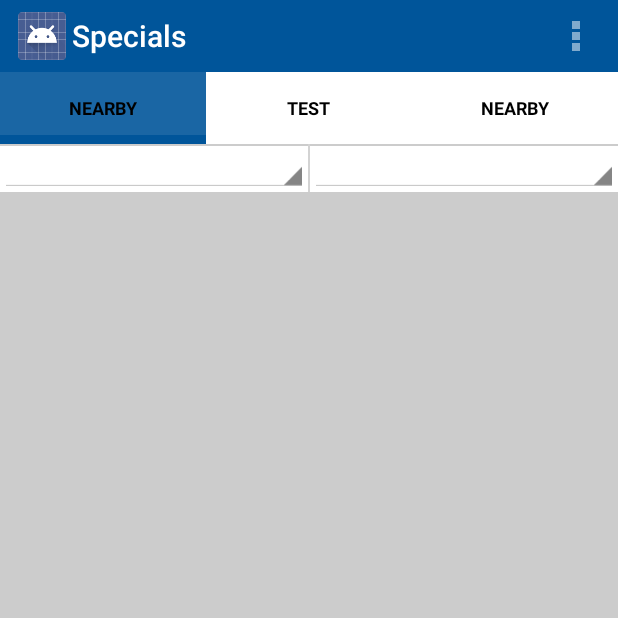
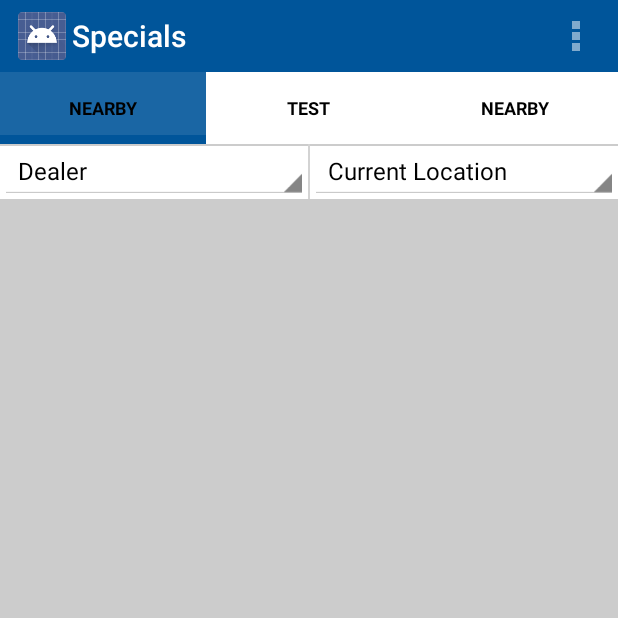
Before and after one commit to ajbrowne/InternProject, an Android app: the screen it shows after launch (HomeActivity), on a phone screen of 412 x 824 dp, the top half of it. Run offline under Robolectric (Android 15) with nearby library versions, the phone set to English and light mode, and no system bars; libraries missing offline, so code that uses them is left out: com.loopj.android, it.gmariotti.cardslib; plain views replace CardListView; 4 statements that could not run were skipped.

Commit message:
arrays for spinners

```diff
--- a/Android/SpecialsApp/app/src/main/java/com/example/specialsapp/app/Fragments/DealerSpecialsFragment.java
+++ b/Android/SpecialsApp/app/src/main/java/com/example/specialsapp/app/Fragments/DealerSpecialsFragment.java
@@ -6,6 +6,8 @@ import android.os.Bundle;
 import android.view.LayoutInflater;
 import android.view.View;
 import android.view.ViewGroup;
+import android.widget.ArrayAdapter;
+import android.widget.Spinner;
 
 import com.example.specialsapp.app.Activities.HomeActivity;
 import com.example.specialsapp.app.GPS.GPS;
@@ -42,6 +44,15 @@ public class DealerSpecialsFragment extends Fragment {
 
         getActivity().setTitle("Specials");
 
+        Spinner spinner = (Spinner) homeView.findViewById(R.id.spinnerSearch);
+        Spinner spinner2 = (Spinner) homeView.findViewById(R.id.spinnerLocation);
+        ArrayAdapter<CharSequence> adapter = ArrayAdapter.createFromResource(getActivity(), R.array.search_array, android.R.layout.simple_spinner_item);
+        ArrayAdapter<CharSequence> adapter2 = ArrayAdapter.createFromResource(getActivity(), R.array.location_array, android.R.layout.simple_spinner_item);
+        adapter.setDropDownViewResource(android.R.layout.simple_spinner_dropdown_item);
+        adapter2.setDropDownViewResource(android.R.layout.simple_spinner_dropdown_item);
+        spinner.setAdapter(adapter);
+        spinner2.setAdapter(adapter2);
+
         // Get location upon opening app, returning to Dealers
         dealers = new ArrayList<Dealer>();
         final GPS gps = new GPS(getActivity());
--- a/Android/SpecialsApp/app/src/main/res/layout/fragment_dealer_specials.xml
+++ b/Android/SpecialsApp/app/src/main/res/layout/fragment_dealer_specials.xml
@@ -13,8 +13,9 @@
 
         <Spinner
             android:id="@+id/spinnerSearch"
-            android:layout_width="wrap_content"
+            android:layout_width="fill_parent"
             android:layout_height="wrap_content"
+            android:prompt="@string/spinnerPrompt1"
             android:textColor="#000"
             android:layout_weight="1"/>
 
@@ -27,7 +28,8 @@
 
         <Spinner
             android:id="@+id/spinnerLocation"
-            android:layout_width="wrap_content"
+            android:layout_width="fill_parent"
+            android:prompt="@string/location"
             android:layout_height="wrap_content"
             android:textColor="#000"
             android:layout_weight="1" />
--- a/Android/SpecialsApp/app/src/main/res/values/strings.xml
+++ b/Android/SpecialsApp/app/src/main/res/values/strings.xml
@@ -9,11 +9,26 @@
     <string name="title_activity_home">HomeActivity</string>
     <string name="drawer_open">Open navigation drawer</string>
     <string name="drawer_close">Close navigation drawer</string>
+    <string name="spinnerPrompt1">Select Category</string>
+    <string name="location">Current Location</string>
 
     <string-array name="list_items">
         <item>Dealers Near You</item>
         <item>Specials Near You</item>
         <item>Search</item>
+    </string-array>
+
+    <string-array name="location_array">
+        <item>Current Location</item>
+        <item>Other</item>
+    </string-array>
+
+    <string-array name="search_array">
+        <item>Dealer</item>
+        <item>Make</item>
+        <item>Model</item>
+        <item>Year</item>
+        <item>Type</item>
     </string-array>
 
     <string name="title_activity_specials">SpecialsActivity</string>
```
